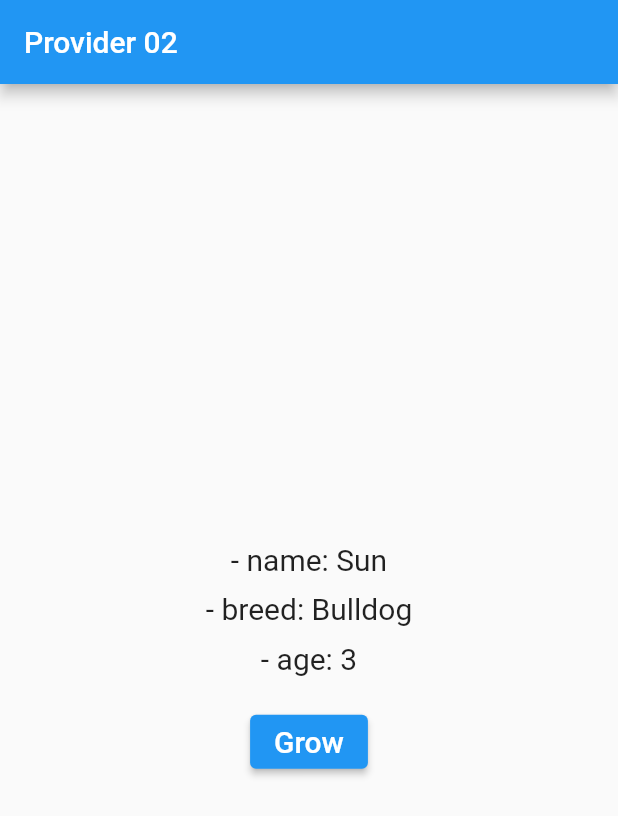
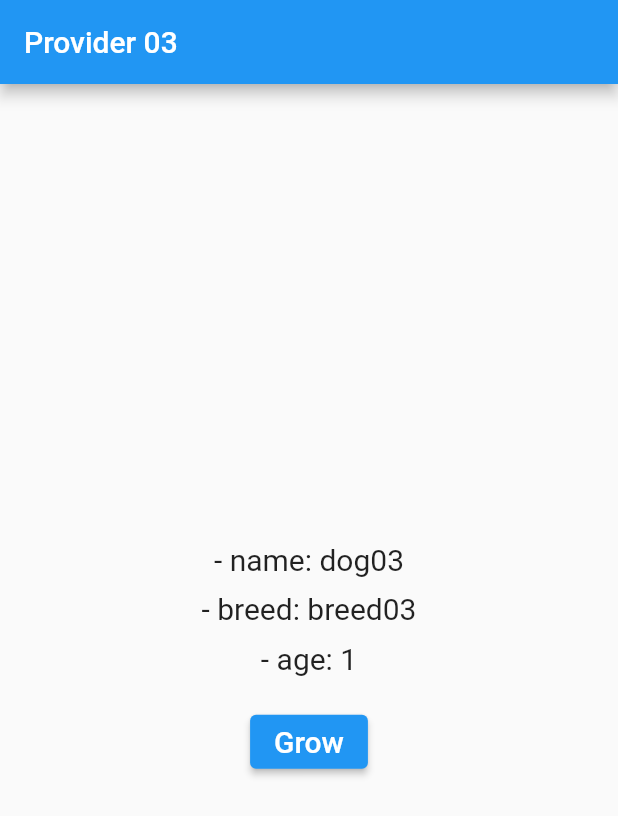
Before and after one commit to Bullets-jyr/provider_overview_03, a Flutter app: the screen it shows after launch, after a tap on "Grow", on a phone screen of 412 x 824 dp. Shown: the top 816 px of the screen. Run offline on Flutter 3.47's test engine with Material 2 defaults, Android fonts, the phone set to English and light mode, and no system bars.

```diff
--- a/lib/main.dart
+++ b/lib/main.dart
@@ -11,32 +11,48 @@ class MyApp extends StatelessWidget {
 
   @override
   Widget build(BuildContext context) {
-    return Provider<Dog>(
-      create: (context) => Dog(
-        name: 'Sun',
-        breed: 'Bulldog',
-        age: 3,
+    return MaterialApp(
+      title: 'Provider 03',
+      debugShowCheckedModeBanner: false,
+      theme: ThemeData(
+        primarySwatch: Colors.blue,
       ),
-      child: MaterialApp(
-        title: 'Provider 02',
-        debugShowCheckedModeBanner: false,
-        theme: ThemeData(
-          primarySwatch: Colors.blue,
-        ),
-        home: const MyHomePage(),
-      ),
+      home: const MyHomePage(),
     );
   }
 }
 
-class MyHomePage extends StatelessWidget {
+class MyHomePage extends StatefulWidget {
   const MyHomePage({super.key});
+
+  @override
+  State<MyHomePage> createState() => _MyHomePageState();
+}
+
+class _MyHomePageState extends State<MyHomePage> {
+  final dog = Dog(name: 'dog03', breed: 'breed03');
+
+  @override
+  void initState() {
+    super.initState();
+    dog.addListener(dogListener);
+  }
+
+  void dogListener() {
+    print('age listener: ${dog.age}');
+  }
+
+  @override
+  void dispose() {
+    dog.removeListener(dogListener);
+    super.dispose();
+  }
 
   @override
   Widget build(BuildContext context) {
     return Scaffold(
       appBar: AppBar(
-        title: Text('Provider 02'),
+        title: Text('Provider 03'),
       ),
       body: Center(
         child: Column(
@@ -45,11 +61,11 @@ class MyHomePage extends StatelessWidget {
           mainAxisSize: MainAxisSize.min,
           children: [
             Text(
-              '- name: ${Provider.of<Dog>(context).name}',
+              '- name: ${dog.name}',
               style: TextStyle(fontSize: 20.0),
             ),
             SizedBox(height: 10.0),
-            BreedAndAge(),
+            BreedAndAge(dog: dog),
           ],
         ),
       ),
@@ -58,39 +74,49 @@ class MyHomePage extends StatelessWidget {
 }
 
 class BreedAndAge extends StatelessWidget {
-  const BreedAndAge({super.key});
+  final Dog dog;
+
+  const BreedAndAge({
+    super.key,
+    required this.dog,
+  });
 
   @override
   Widget build(BuildContext context) {
     return Column(
       children: [
         Text(
-          '- breed: ${Provider.of<Dog>(context).breed}',
+          '- breed: ${dog.breed}',
           style: TextStyle(fontSize: 20.0),
         ),
         SizedBox(
           height: 10.0,
         ),
-        Age(),
+        Age(dog: dog),
       ],
     );
   }
 }
 
 class Age extends StatelessWidget {
-  const Age({super.key});
+  final Dog dog;
+
+  const Age({
+    super.key,
+    required this.dog,
+  });
 
   @override
   Widget build(BuildContext context) {
     return Column(
       children: [
         Text(
-          '- age: ${Provider.of<Dog>(context).age}',
+          '- age: ${dog.age}',
           style: TextStyle(fontSize: 20.0),
         ),
         SizedBox(height: 20.0),
         ElevatedButton(
-          onPressed: () => Provider.of<Dog>(context, listen: false).grow(),
+          onPressed: () => dog.grow(),
           child: Text(
             'Grow',
             style: TextStyle(
--- a/lib/models/dog.dart
+++ b/lib/models/dog.dart
@@ -1,4 +1,6 @@
-class Dog {
+import 'package:flutter/material.dart';
+
+class Dog with ChangeNotifier {
   final String name;
   final String breed;
   int age;
@@ -11,6 +13,7 @@ class Dog {
 
   void grow() {
     age++;
+    notifyListeners();
     print('age: $age');
   }
 }
```
